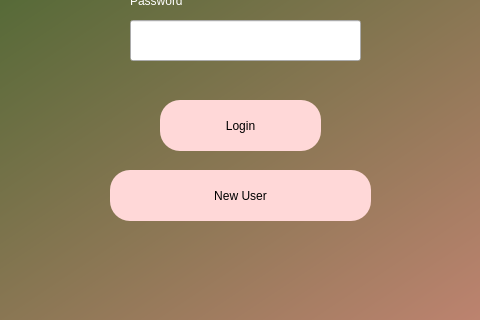
The window that DCM/interface/welcome_screen.ui (patrickkosierb/3K04_DCM) describes before a commit, drawn with Qt 5; both pictures show x 310 to 790 and y 340 to 660 of the 1200 by 802 pixel window.
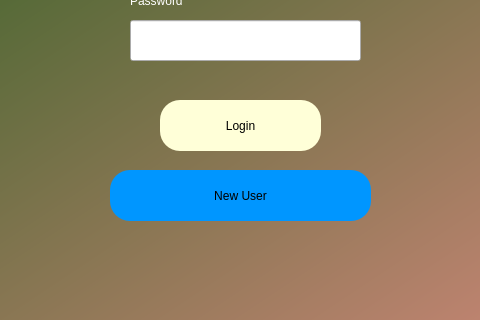
The same window after the commit.

```diff
--- a/DCM/interface/welcome_screen.ui
+++ b/DCM/interface/welcome_screen.ui
@@ -72,7 +72,7 @@
     <property name="styleSheet">
      <string notr="true">border-radius: 20px;
 color: rgb(0,0,0);
-background-color: rgb(255, 216, 216);
+background-color: rgb(255, 255, 216);
 font: 16pt &quot;Arial&quot;;</string>
     </property>
     <property name="text">
@@ -91,7 +91,7 @@
     <property name="styleSheet">
      <string notr="true">border-radius: 20px;
 color: rgb(0,0,0);
-background-color: rgb(255, 216, 216);
+background-color: rgb(0, 150, 255);
 font: 16pt &quot;Arial&quot;;</string>
     </property>
     <property name="text">
```
Left out of the diff: 4 changed lines with no effect on the pictures.
